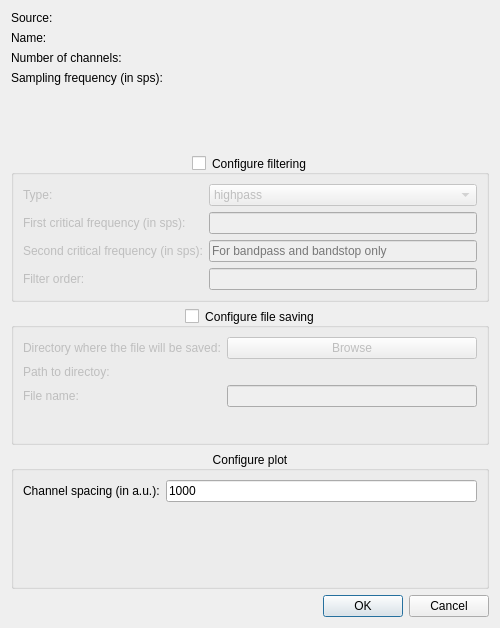
Before: the Qt Designer form designer/add_signal_dialog.ui in pulp-bio/biogui, drawn with Qt 5.
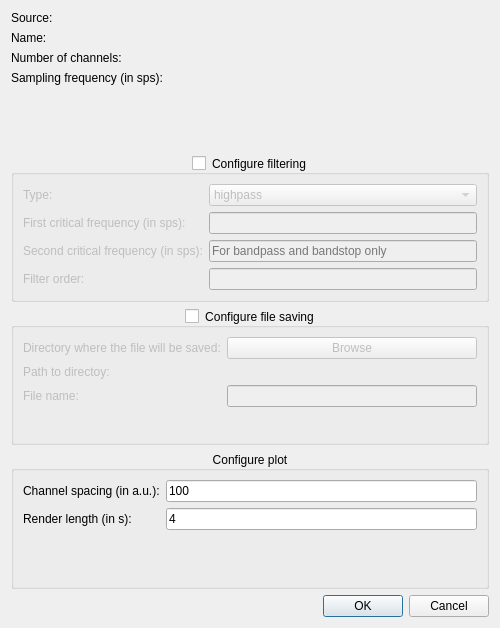
After: the same form once the commit is applied.

Commit message: Moved render length to signal-specific dialog

```diff
--- a/designer/add_signal_dialog.ui
+++ b/designer/add_signal_dialog.ui
@@ -283,13 +283,27 @@
          <string>Spacing between the channels in the signal unit (only for multi-channel signals)</string>
         </property>
         <property name="text">
-         <string>1000</string>
+         <string>100</string>
         </property>
         <property name="placeholderText">
          <string/>
         </property>
        </widget>
       </item>
+      <item row="1" column="0">
+       <widget class="QLabel" name="label15">
+        <property name="text">
+         <string>Render length (in s):</string>
+        </property>
+       </widget>
+      </item>
+      <item row="1" column="1">
+       <widget class="QLineEdit" name="renderLenTextField">
+        <property name="text">
+         <string>4</string>
+        </property>
+       </widget>
+      </item>
      </layout>
     </widget>
    </item>
```
The commit also changes 4 other files.
